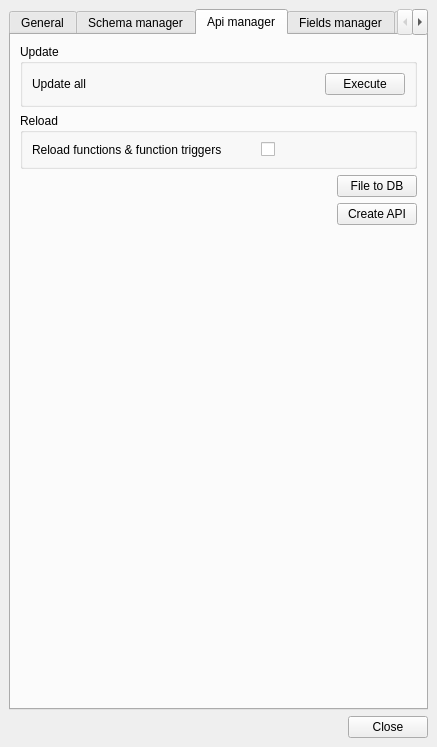
Above: ui/main_ui.ui from Giswater/giswater_qgis_plugin before the change. Below: the same form after it.
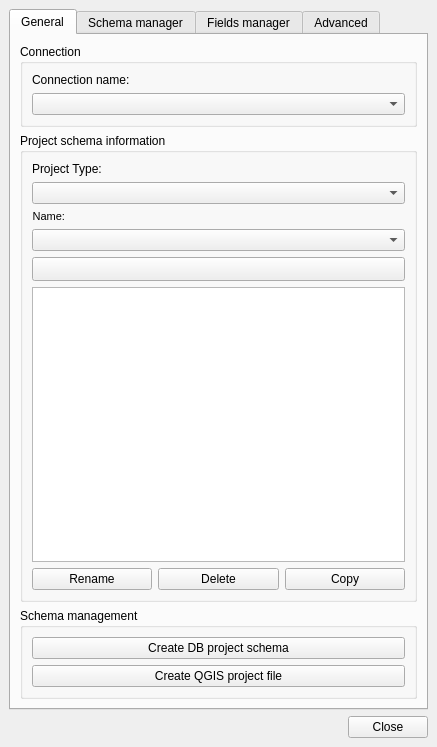
That is the form after the change. The open tabs and pages were chosen to show the change. Icons and pictures are not drawn.

Commit message: Enhancement: remove tab Api manager and clean associated code

Patch:
```diff
--- a/ui/main_ui.ui
+++ b/ui/main_ui.ui
@@ -452,131 +452,6 @@
         </item>
        </layout>
       </widget>
-      <widget class="QWidget" name="tab_api_manager">
-       <attribute name="title">
-        <string>Api manager</string>
-       </attribute>
-       <layout class="QGridLayout" name="gridLayout_11">
-        <item row="3" column="1">
-         <widget class="QPushButton" name="btn_api_create">
-          <property name="sizePolicy">
-           <sizepolicy hsizetype="Fixed" vsizetype="Fixed">
-            <horstretch>0</horstretch>
-            <verstretch>0</verstretch>
-           </sizepolicy>
-          </property>
-          <property name="text">
-           <string>Create API</string>
-          </property>
-         </widget>
-        </item>
-        <item row="2" column="1">
-         <widget class="QPushButton" name="btn_api_file_to_db">
-          <property name="sizePolicy">
-           <sizepolicy hsizetype="Preferred" vsizetype="Fixed">
-            <horstretch>0</horstretch>
-            <verstretch>0</verstretch>
-           </sizepolicy>
-          </property>
-          <property name="text">
-           <string>File to DB</string>
-          </property>
-         </widget>
-        </item>
-        <item row="1" column="0" colspan="2">
-         <widget class="QGroupBox" name="grb_api_reload">
-          <property name="title">
-           <string>Reload</string>
-          </property>
-          <layout class="QGridLayout" name="gridLayout_12">
-           <item row="0" column="0">
-            <widget class="QLabel" name="lbl_reload_func_api">
-             <property name="sizePolicy">
-              <sizepolicy hsizetype="Preferred" vsizetype="Preferred">
-               <horstretch>0</horstretch>
-               <verstretch>0</verstretch>
-              </sizepolicy>
-             </property>
-             <property name="font">
-              <font>
-               <weight>50</weight>
-               <bold>false</bold>
-              </font>
-             </property>
-             <property name="text">
-              <string>Reload functions &amp; function triggers          </string>
-             </property>
-            </widget>
-           </item>
-           <item row="0" column="1">
-            <widget class="QCheckBox" name="chk_api_funcion">
-             <property name="text">
-              <string/>
-             </property>
-             <property name="iconSize">
-              <size>
-               <width>19</width>
-               <height>19</height>
-              </size>
-             </property>
-             <property name="checked">
-              <bool>false</bool>
-             </property>
-            </widget>
-           </item>
-          </layout>
-         </widget>
-        </item>
-        <item row="4" column="1">
-         <spacer name="verticalSpacer">
-          <property name="orientation">
-           <enum>Qt::Vertical</enum>
-          </property>
-          <property name="sizeHint" stdset="0">
-           <size>
-            <width>20</width>
-            <height>40</height>
-           </size>
-          </property>
-         </spacer>
-        </item>
-        <item row="0" column="0" colspan="2">
-         <widget class="QGroupBox" name="grb_api_update">
-          <property name="title">
-           <string>Update</string>
-          </property>
-          <layout class="QGridLayout" name="gridLayout_13">
-           <item row="0" column="1">
-            <widget class="QPushButton" name="btn_update_api">
-             <property name="sizePolicy">
-              <sizepolicy hsizetype="Maximum" vsizetype="Fixed">
-               <horstretch>0</horstretch>
-               <verstretch>0</verstretch>
-              </sizepolicy>
-             </property>
-             <property name="text">
-              <string>Execute</string>
-             </property>
-            </widget>
-           </item>
-           <item row="0" column="0">
-            <widget class="QLabel" name="lbl_update_all_api">
-             <property name="font">
-              <font>
-               <weight>50</weight>
-               <bold>false</bold>
-              </font>
-             </property>
-             <property name="text">
-              <string>Update all</string>
-             </property>
-            </widget>
-           </item>
-          </layout>
-         </widget>
-        </item>
-       </layout>
-      </widget>
       <widget class="QWidget" name="tab_fields_manager">
        <attribute name="title">
         <string>Fields manager</string>
```
Left out of the diff: 4 changed lines with no effect on the pictures. The commit also changes 1 other file.
